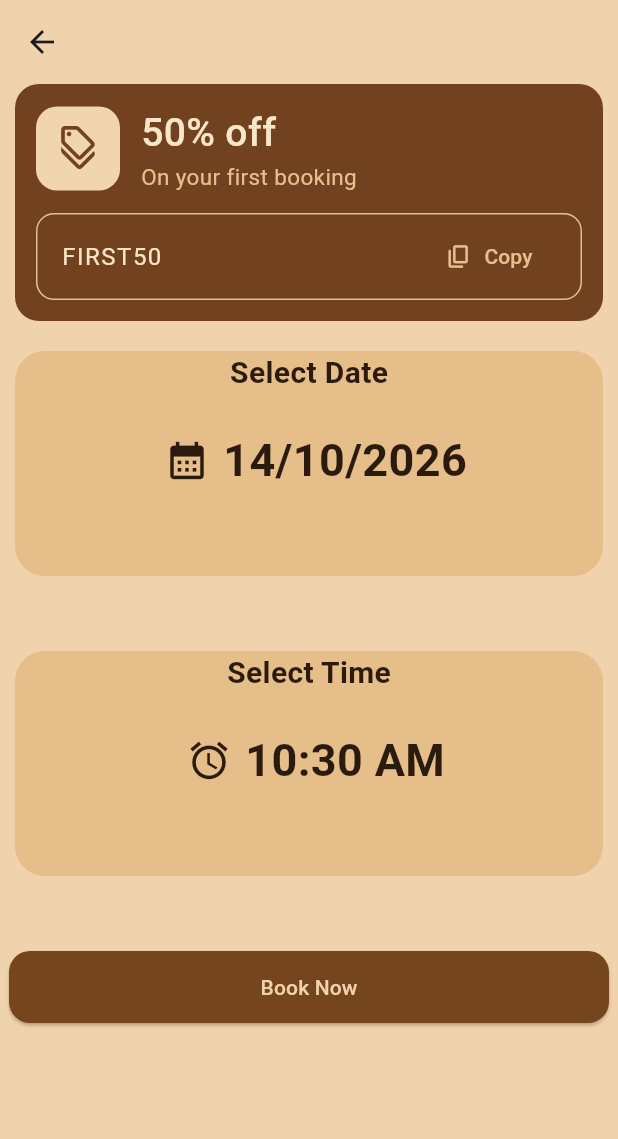
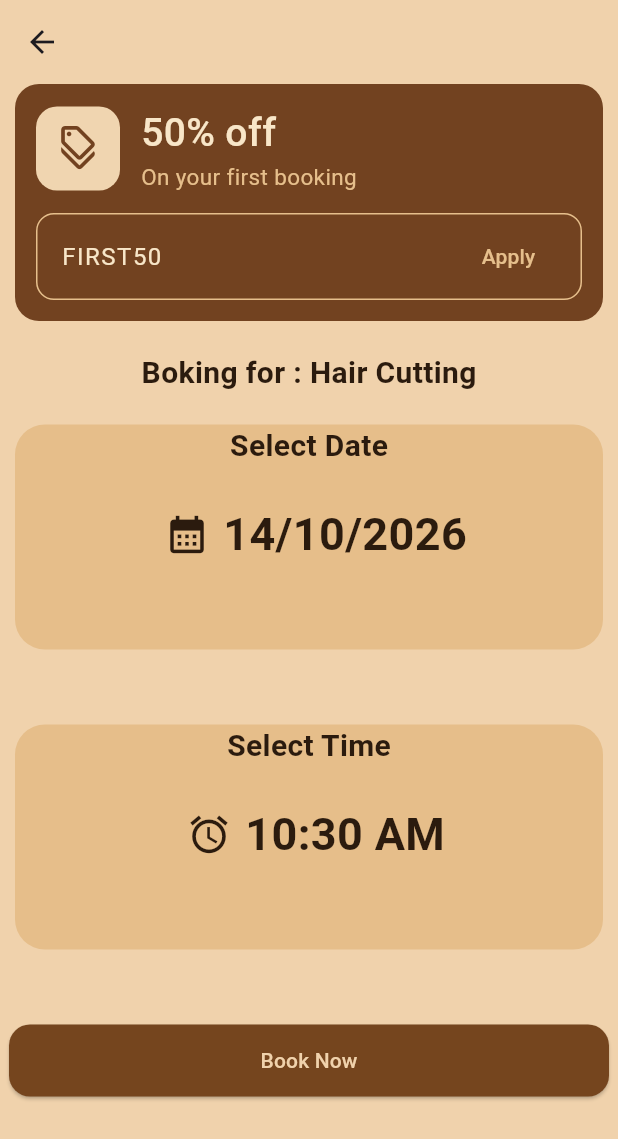
Before and after one commit to Rushikeshsaykar/barberShop, a Flutter app: the Homepage screen opened directly, after a tap on "Hair Cutting", on a phone screen of 412 x 824 dp. Shown: the top 1139 px of the screen. Run offline on Flutter 3.47's test engine with Material 3 defaults, Android fonts, the phone set to English and light mode, and no system bars; our stand-ins replace cloud_firestore, firebase_auth, firebase_core, shared_preferences; accounts and stored records are empty; network calls fail.

Commit message:
somw thing went wrong fix

```diff
--- a/lib/main.dart
+++ b/lib/main.dart
@@ -23,7 +23,7 @@ class MyApp extends StatelessWidget {
   Widget build(BuildContext context) {
     return MaterialApp(
       debugShowCheckedModeBanner: false,
-      home: BokingPage(),
+      home: Homepage(),
     );
   }
 }
--- a/lib/pages/Boking_page.dart
+++ b/lib/pages/Boking_page.dart
@@ -4,7 +4,8 @@ import 'package:flutter/services.dart';
 import 'package:flutter/widgets.dart';
 
 class BokingPage extends StatefulWidget {
-  BokingPage({super.key});
+  String? booking;
+  BokingPage({super.key, required this.booking});
 
   @override
   State<BokingPage> createState() => _BokingPageState();
@@ -22,7 +23,7 @@ class _BokingPageState extends State<BokingPage> {
       firstDate: DateTime(2026),
       lastDate: DateTime(2028),
     );
-  if (pickedDate != null)
+    if (pickedDate != null)
       setState(() {
         _selectedDate = pickedDate;
       });
@@ -34,7 +35,6 @@ class _BokingPageState extends State<BokingPage> {
       setState(() {
         _time = picked;
       });
-
   }
 
   String get _timeText {
@@ -50,8 +50,10 @@ class _BokingPageState extends State<BokingPage> {
       var id = DateTime.now().microsecondsSinceEpoch.toString();
 
       Map<String, dynamic> bookingdetail = {
-         "Date":"${_selectedDate.day}/${_selectedDate.month}/${_selectedDate.year}",
-        "Time": _time.format(context)
+        "Date":
+            "${_selectedDate.day}/${_selectedDate.month}/${_selectedDate.year}",
+        "Time": _time.format(context),
+        "Service":widget.booking
       };
       await DatabaseMethod().addboking(bookingdetail, id);
       ScaffoldMessenger.of(
@@ -148,18 +150,18 @@ class _BokingPageState extends State<BokingPage> {
                         ),
                         TextButton.icon(
                           onPressed: () {
-                            Clipboard.setData(
-                              const ClipboardData(text: 'FIRST50'),
-                            );
+                            // Clipboard.setData(
+                            //   const ClipboardData(text: 'FIRST50'),
+                            // );
                             ScaffoldMessenger.of(context).showSnackBar(
-                              const SnackBar(content: Text('Code copied')),
+                              const SnackBar(content: Text('Code applied')),
                             );
                           },
                           style: TextButton.styleFrom(
                             foregroundColor: const Color(0xFFE6BF8C),
                           ),
-                          icon: const Icon(Icons.copy_rounded, size: 18),
-                          label: const Text('Copy'),
+
+                          label: const Text('Apply'),
                         ),
                       ],
                     ),
@@ -169,7 +171,22 @@ class _BokingPageState extends State<BokingPage> {
             ),
           ),
           SizedBox(height: 20),
-
+          Container(
+            child: Row(
+              mainAxisAlignment: MainAxisAlignment.spaceAround,
+              children: [
+                Text(
+                  "Boking for : ${widget.booking}",
+                  style: TextStyle(
+                    color: Color(0xFF2B1B0E),
+                    fontWeight: FontWeight.w700,
+                    fontSize: 20,
+                  ),
+                ),
+              ],
+            ),
+          ),
+          SizedBox(height: 20),
           Padding(
             padding: const EdgeInsets.only(left: 10, right: 10),
             child: Container(
@@ -260,16 +277,19 @@ class _BokingPageState extends State<BokingPage> {
 
           SizedBox(height: 50),
 
-          SizedBox(width: 400,
+          SizedBox(
+            width: 400,
             child: ElevatedButton(
               onPressed: () {
                 booking();
               },
               style: ElevatedButton.styleFrom(
-
                 backgroundColor: const Color.fromARGB(255, 117, 69, 30),
                 foregroundColor: const Color(0xFFF0D2AC),
-                padding: const EdgeInsets.symmetric(horizontal: 32, vertical: 14),
+                padding: const EdgeInsets.symmetric(
+                  horizontal: 32,
+                  vertical: 14,
+                ),
                 shape: RoundedRectangleBorder(
                   borderRadius: BorderRadius.circular(14),
                 ),
--- a/lib/pages/home_page.dart
+++ b/lib/pages/home_page.dart
@@ -109,7 +109,7 @@ class _HomepageState extends State<Homepage> {
                         Navigator.push(
                           context,
                           MaterialPageRoute(
-                            builder: (context) => BokingPage(),
+                            builder: (context) => BokingPage(booking: "Clasic Sheving"),
                           ),
                         );
                       },
@@ -130,7 +130,7 @@ class _HomepageState extends State<Homepage> {
                               height: 100,
                             ),
                             Text(
-                              "clasic Sheving",
+                              "Clasic Sheving",
                               style: TextStyle(
                                 color: Color(0xFF2B1B0E),
                                 fontWeight: FontWeight.w500,
@@ -149,7 +149,7 @@ class _HomepageState extends State<Homepage> {
                         Navigator.push(
                           context,
                           MaterialPageRoute(
-                            builder: (context) => BokingPage(),
+                            builder: (context) => BokingPage(booking: "Hair Wash",),
                           ),
                         );
                       },
@@ -170,7 +170,7 @@ class _HomepageState extends State<Homepage> {
                               height: 100,
                             ),
                             Text(
-                              "hair wash",
+                              "Hair Wash",
                               style: TextStyle(
                                 color: Color(0xFF2B1B0E),
                                 fontWeight: FontWeight.w500,
@@ -196,7 +196,7 @@ class _HomepageState extends State<Homepage> {
                         Navigator.push(
                           context,
                           MaterialPageRoute(
-                            builder: (context) => BokingPage(),
+                            builder: (context) => BokingPage(booking: "Hair Cutting",),
                           ),
                         );
                       },
@@ -236,7 +236,7 @@ class _HomepageState extends State<Homepage> {
                         Navigator.push(
                           context,
                           MaterialPageRoute(
-                            builder: (context) => BokingPage(),
+                            builder: (context) => BokingPage(booking:  "Beard Triming",),
                           ),
                         );
                       },
@@ -283,7 +283,7 @@ class _HomepageState extends State<Homepage> {
                         Navigator.push(
                           context,
                           MaterialPageRoute(
-                            builder: (context) => BokingPage(),
+                            builder: (context) => BokingPage(booking: "Fecial",),
                           ),
                         );
                       },
@@ -321,7 +321,7 @@ class _HomepageState extends State<Homepage> {
                         Navigator.push(
                           context,
                           MaterialPageRoute(
-                            builder: (context) => BokingPage(),
+                            builder: (context) => BokingPage(  booking: "Kids HairCutting"),
                           ),
                         );
                       },
```
